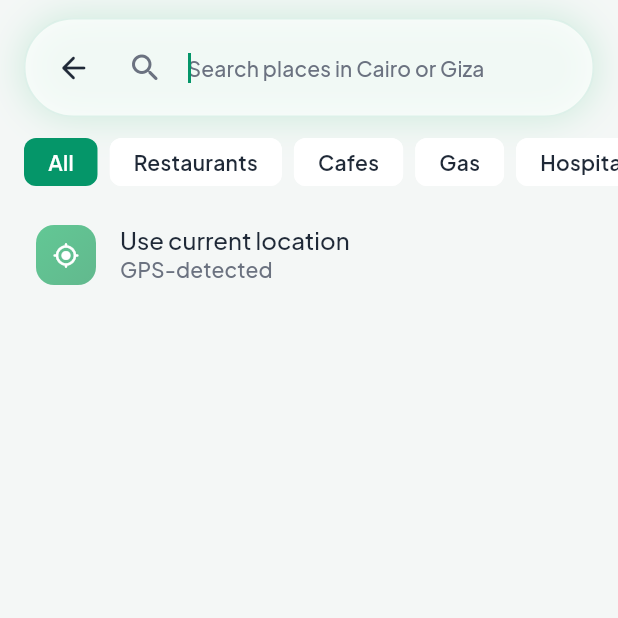
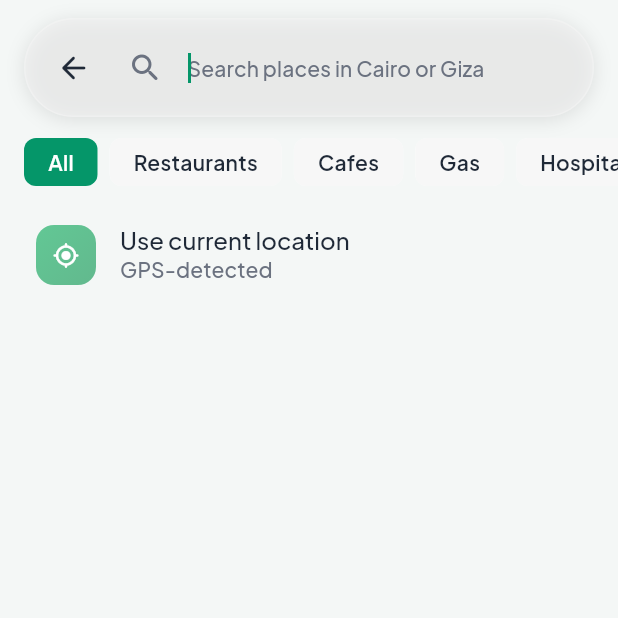
Before and after one commit to ibrahim212-wq/maps-mobile-application, a Flutter app: the SearchScreen screen opened by its route, on a phone screen of 412 x 824 dp, the top half of it. Run offline on Flutter 3.47's test engine with Material 3 defaults, Android fonts, the light colour scheme and no system bars; our stand-ins replace firebase_core, fl_chart, flutter_animate, flutter_dotenv, flutter_riverpod, flutter_tts and 5 more; missing offline and left inert: mapbox_maps_flutter; accounts and stored records are empty.

Commit message:
Apply iOS-style frosted glass to all panels in light mode

```diff
--- a/cairoWay/lib/core/theme/glass_container.dart
+++ b/cairoWay/lib/core/theme/glass_container.dart
@@ -55,11 +55,11 @@ class GlassContainer extends StatelessWidget {
         borderWidth = 1.0;
         shadows = null;
       } else {
-        backgroundColor = const Color(0xB3FFFFFF);
-        borderColor = const Color(0x1A059669);
+        backgroundColor = const Color(0x99F0F0F0);
+        borderColor = const Color(0x33FFFFFF);
         borderWidth = 1.0;
         shadows = const [
-          BoxShadow(color: Color(0x2600A854), blurRadius: 20, spreadRadius: 2),
+          BoxShadow(color: Color(0x1A000000), blurRadius: 10, offset: Offset(0, 2)),
         ];
       }
     } else if (isSmallButton) {
@@ -69,8 +69,8 @@ class GlassContainer extends StatelessWidget {
         borderWidth = 1.0;
         shadows = null;
       } else {
-        backgroundColor = const Color(0xB3FFFFFF);
-        borderColor = const Color(0x1A059669);
+        backgroundColor = const Color(0x99F0F0F0);
+        borderColor = const Color(0x33FFFFFF);
         borderWidth = 1.0;
         shadows = null;
       }
@@ -83,11 +83,11 @@ class GlassContainer extends StatelessWidget {
           BoxShadow(color: Color(0x66000000), blurRadius: 20, offset: Offset(0, 4)),
         ];
       } else {
-        backgroundColor = const Color(0x99FFFFFF);
-        borderColor = const Color(0x1A059669);
+        backgroundColor = const Color(0x99F0F0F0);
+        borderColor = const Color(0x33FFFFFF);
         borderWidth = 1.0;
         shadows = const [
-          BoxShadow(color: Color(0x1A059669), blurRadius: 12),
+          BoxShadow(color: Color(0x1A000000), blurRadius: 10, offset: Offset(0, 2)),
         ];
       }
     }
--- a/cairoWay/lib/features/search/presentation/screens/search_screen.dart
+++ b/cairoWay/lib/features/search/presentation/screens/search_screen.dart
@@ -520,6 +520,7 @@ class _CategoryChip extends StatelessWidget {
   @override
   Widget build(BuildContext context) {
     final scheme = Theme.of(context).colorScheme;
+    final brightness = Theme.of(context).brightness;
     return Padding(
       padding: const EdgeInsets.only(right: 8, top: 6, bottom: 6),
       child: ChoiceChip(
@@ -531,7 +532,9 @@ class _CategoryChip extends StatelessWidget {
           fontWeight: FontWeight.w600,
         ),
         selectedColor: scheme.primary,
-        backgroundColor: scheme.surfaceContainerHighest,
+        backgroundColor: brightness == Brightness.dark
+            ? scheme.surfaceContainerHighest
+            : const Color(0x88F0F0F0),
         side: BorderSide.none,
         showCheckmark: false,
       ),
```
Also changed, not shown: cairoWay/lib/features/home/presentation/screens/map_screen.dart (+10 -3 lines), cairoWay/lib/features/navigation/presentation/screens/navigation_screen.dart (+6 -6 lines), cairoWay/lib/features/routing/presentation/screens/route_options_screen.dart (+9 -3 lines).
